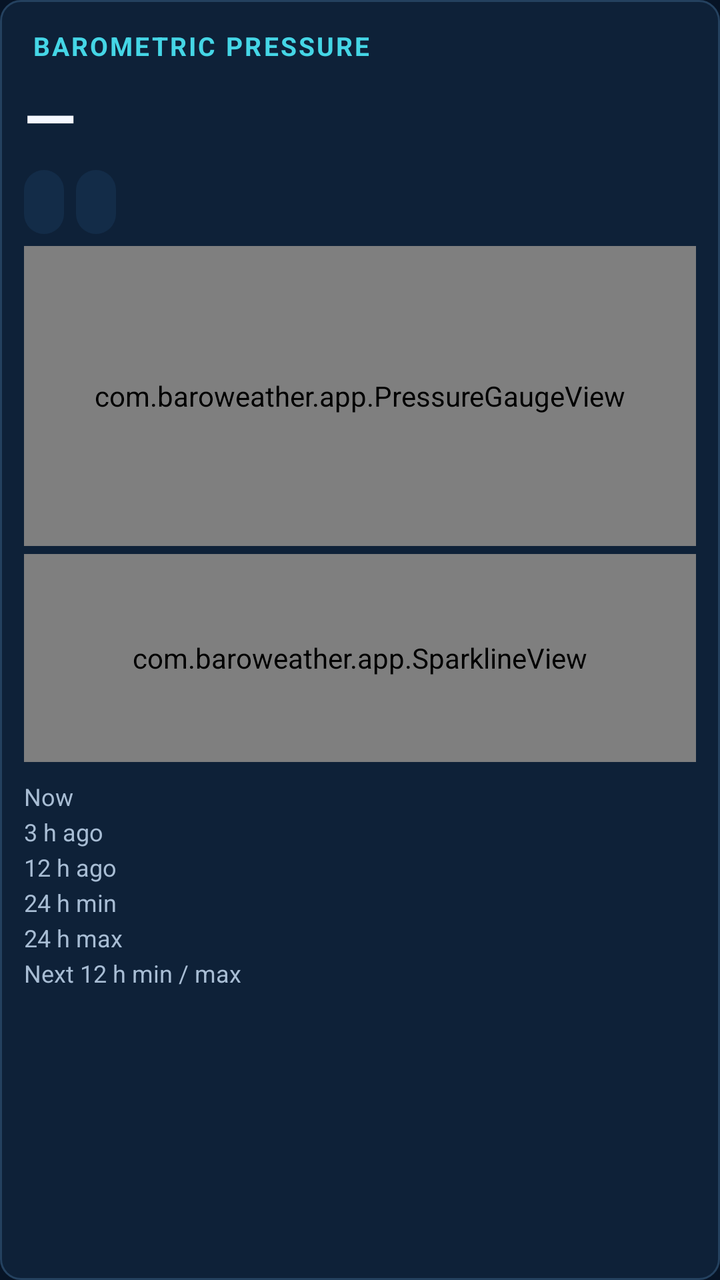
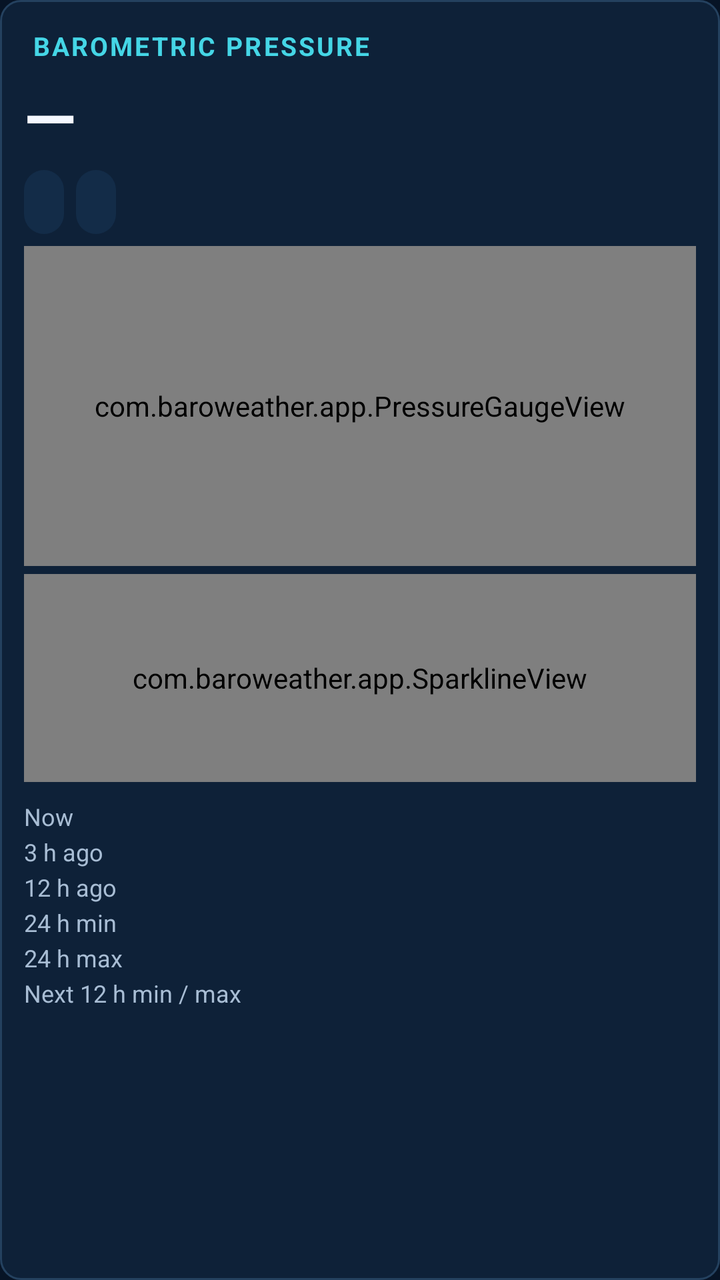

Compare the two renders of this Android layout. The source of the first and the diff that turns it into the second are given below.
<!-- AndroidManifest.xml: application theme AppTheme -->
<!-- res/layout/pressure_card.xml -->
<?xml version="1.0" encoding="utf-8"?>
<LinearLayout xmlns:android="http://schemas.android.com/apk/res/android"
    android:layout_width="match_parent" android:layout_height="wrap_content"
    android:orientation="vertical" android:background="@drawable/bg_card"
    android:layout_marginBottom="12dp">

    <TextView style="@style/CardTitle" android:layout_width="match_parent"
        android:layout_height="wrap_content" android:text="@string/pressure_card_title"
        android:textColor="?attr/bwAccent" />

    <LinearLayout android:layout_width="match_parent" android:layout_height="wrap_content"
        android:orientation="horizontal" android:gravity="center_vertical">

        <TextView android:id="@+id/pressure_value" android:layout_width="0dp"
            android:layout_height="wrap_content" android:layout_weight="1"
            android:text="@string/unknown" android:textSize="34sp"
            android:textStyle="bold" android:textColor="?attr/bwTextPrimary" />

        <TextView android:id="@+id/pressure_trend" android:layout_width="wrap_content"
            android:layout_height="wrap_content" android:textSize="20sp"
            android:textColor="?attr/bwAccent" />
    </LinearLayout>

    <LinearLayout android:layout_width="match_parent" android:layout_height="wrap_content"
        android:orientation="horizontal" android:layout_marginTop="4dp">

        <TextView android:id="@+id/delta3_chip" style="@style/ChipText"
            android:layout_width="wrap_content" android:layout_height="wrap_content"
            android:layout_marginRight="6dp" android:textColor="?attr/bwTextSecondary" />

        <TextView android:id="@+id/delta12_chip" style="@style/ChipText"
            android:layout_width="wrap_content" android:layout_height="wrap_content"
            android:textColor="?attr/bwTextSecondary" />
    </LinearLayout>

    <com.baroweather.app.PressureGaugeView android:id="@+id/gauge"
        android:layout_width="match_parent" android:layout_height="150dp"
        android:layout_marginTop="6dp" />

    <com.baroweather.app.SparklineView android:id="@+id/sparkline"
        android:layout_width="match_parent" android:layout_height="104dp"
        android:background="@drawable/bg_chip" android:layout_marginTop="4dp" />

    <LinearLayout android:layout_width="match_parent" android:layout_height="wrap_content"
        android:orientation="horizontal" android:layout_marginTop="8dp">
        <TextView android:layout_width="0dp" android:layout_height="wrap_content"
            android:layout_weight="1" android:text="@string/pressure_now" android:textSize="12sp"
            android:textColor="?attr/bwTextSecondary" />
        <TextView android:id="@+id/p_now" android:layout_width="wrap_content"
            android:layout_height="wrap_content" android:textSize="13sp"
            android:textColor="?attr/bwTextPrimary" />
    </LinearLayout>
    <LinearLayout android:layout_width="match_parent" android:layout_height="wrap_content"
        android:orientation="horizontal">
        <TextView android:layout_width="0dp" android:layout_height="wrap_content"
            android:layout_weight="1" android:text="@string/pressure_3h" android:textSize="12sp"
            android:textColor="?attr/bwTextSecondary" />
        <TextView android:id="@+id/p_3h" android:layout_width="wrap_content"
            android:layout_height="wrap_content" android:textSize="13sp"
            android:textColor="?attr/bwTextPrimary" />
    </LinearLayout>
    <LinearLayout android:layout_width="match_parent" android:layout_height="wrap_content"
        android:orientation="horizontal">
        <TextView android:layout_width="0dp" android:layout_height="wrap_content"
            android:layout_weight="1" android:text="@string/pressure_12h" android:textSize="12sp"
            android:textColor="?attr/bwTextSecondary" />
        <TextView android:id="@+id/p_12h" android:layout_width="wrap_content"
            android:layout_height="wrap_content" android:textSize="13sp"
            android:textColor="?attr/bwTextPrimary" />
    </LinearLayout>
    <LinearLayout android:layout_width="match_parent" android:layout_height="wrap_content"
        android:orientation="horizontal">
        <TextView android:layout_width="0dp" android:layout_height="wrap_content"
            android:layout_weight="1" android:text="@string/pressure_24h_min" android:textSize="12sp"
            android:textColor="?attr/bwTextSecondary" />
        <TextView android:id="@+id/p_min24" android:layout_width="wrap_content"
            android:layout_height="wrap_content" android:textSize="13sp"
            android:textColor="?attr/bwTextPrimary" />
    </LinearLayout>
    <LinearLayout android:layout_width="match_parent" android:layout_height="wrap_content"
        android:orientation="horizontal">
        <TextView android:layout_width="0dp" android:layout_height="wrap_content"
            android:layout_weight="1" android:text="@string/pressure_24h_max" android:textSize="12sp"
            android:textColor="?attr/bwTextSecondary" />
        <TextView android:id="@+id/p_max24" android:layout_width="wrap_content"
            android:layout_height="wrap_content" android:textSize="13sp"
            android:textColor="?attr/bwTextPrimary" />
    </LinearLayout>
    <LinearLayout android:layout_width="match_parent" android:layout_height="wrap_content"
        android:orientation="horizontal">
        <TextView android:layout_width="0dp" android:layout_height="wrap_content"
            android:layout_weight="1" android:text="@string/pressure_next12" android:textSize="12sp"
            android:textColor="?attr/bwTextSecondary" />
        <TextView android:id="@+id/p_next12" android:layout_width="wrap_content"
            android:layout_height="wrap_content" android:textSize="13sp"
            android:textColor="?attr/bwTextPrimary" />
    </LinearLayout>

    <TextView android:id="@+id/pressure_status" android:layout_width="match_parent"
        android:layout_height="wrap_content" android:layout_marginTop="8dp"
        android:textSize="13sp" android:textColor="?attr/bwAccent" />
</LinearLayout>
<!-- resources referenced by this layout -->
<resources>
  <!-- drawable bg_card (drawable) -->
  <?xml version="1.0" encoding="utf-8"?>
  <shape xmlns:android="http://schemas.android.com/apk/res/android" android:shape="rectangle">
      <solid android:color="?attr/bwSurface" />
      <stroke android:width="1dp" android:color="?attr/bwDivider" />
      <corners android:radius="10dp" />
      <padding android:left="12dp" android:top="10dp" android:right="12dp" android:bottom="10dp" />
  </shape>
  <!-- drawable bg_chip (drawable) -->
  <?xml version="1.0" encoding="utf-8"?>
  <shape xmlns:android="http://schemas.android.com/apk/res/android" android:shape="rectangle">
      <solid android:color="?attr/bwSurfaceRaised" />
      <corners android:radius="16dp" />
  </shape>
  <string name="pressure_12h">12 h ago</string>
  <string name="pressure_24h_max">24 h max</string>
  <string name="pressure_24h_min">24 h min</string>
  <string name="pressure_3h">3 h ago</string>
  <string name="pressure_card_title">BAROMETRIC PRESSURE</string>
  <string name="pressure_next12">Next 12 h min / max</string>
  <string name="pressure_now">Now</string>
  <string name="unknown">—</string>
  <style name="CardTitle">
          <item name="android:textSize">13sp</item>
          <item name="android:textStyle">bold</item>
          <item name="android:letterSpacing">0.08</item>
          <item name="android:padding">4dp</item>
      </style>
  <style name="ChipText">
          <item name="android:textSize">12sp</item>
          <item name="android:paddingLeft">10dp</item>
          <item name="android:paddingRight">10dp</item>
          <item name="android:paddingTop">4dp</item>
          <item name="android:paddingBottom">4dp</item>
          <item name="android:background">@drawable/bg_chip</item>
          <item name="android:minHeight">32dp</item>
          <item name="android:gravity">center</item>
      </style>
  <style name="AppTheme" parent="@android:style/Theme.Material.NoActionBar">
          <item name="android:windowBackground">@color/bg</item>
          <item name="android:colorAccent">@color/accent</item>
          <item name="android:textColorPrimary">@color/text_primary</item>
          <item name="android:textColorSecondary">@color/text_secondary</item>
          <item name="android:windowLightStatusBar">false</item>
          <item name="bwBackground">@color/bg</item>
          <item name="bwSurface">@color/surface</item>
          <item name="bwSurfaceRaised">@color/surface_raised</item>
          <item name="bwDivider">@color/divider</item>
          <item name="bwTextPrimary">@color/text_primary</item>
          <item name="bwTextSecondary">@color/text_secondary</item>
          <item name="bwAccent">@color/accent</item>
          <item name="bwWarm">@color/warm</item>
          <item name="bwAlert">@color/alert</item>
          <item name="bwAlertDeep">@color/alert_deep</item>
          <item name="bwOk">@color/ok</item>
      </style>
  <color name="bg">#071426</color>
  <color name="accent">#45D6E6</color>
  <color name="text_primary">#F5F8FF</color>
  <color name="text_secondary">#A8BDD4</color>
  <color name="surface">#0E2138</color>
  <color name="surface_raised">#132C48</color>
  <color name="divider">#24415F</color>
  <color name="warm">#FFB454</color>
  <color name="alert">#D93025</color>
  <color name="alert_deep">#7F1410</color>
  <color name="ok">#2E7D5B</color>
</resources>

<!-- the commit's change to res/layout/pressure_card.xml (unified diff, before → after) -->
@@ -34,7 +34,7 @@
     </LinearLayout>
 
     <com.baroweather.app.PressureGaugeView android:id="@+id/gauge"
-        android:layout_width="match_parent" android:layout_height="150dp"
+        android:layout_width="match_parent" android:layout_height="160dp"
         android:layout_marginTop="6dp" />
 
     <com.baroweather.app.SparklineView android:id="@+id/sparkline"
